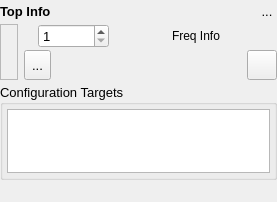
Before: the Qt Designer form src/gui/modulechartmoduleblock.ui in disorderedmaterials/dissolve, drawn with Qt 5.
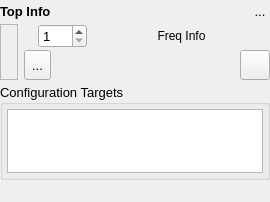
After: the same form once the commit is applied. Icons and pictures are not drawn. Custom widgets are drawn as their Qt base class.

Commit message: Tweak ModuleChartModuleBlock layout.

The edit to the form file:
```diff
--- a/src/gui/modulechartmoduleblock.ui
+++ b/src/gui/modulechartmoduleblock.ui
@@ -6,7 +6,7 @@
    <rect>
     <x>0</x>
     <y>0</y>
-    <width>277</width>
+    <width>258</width>
     <height>202</height>
    </rect>
   </property>
@@ -136,7 +136,7 @@
              <number>1</number>
             </property>
             <property name="maximum">
-             <number>999999999</number>
+             <number>999</number>
             </property>
            </widget>
           </item>
```
